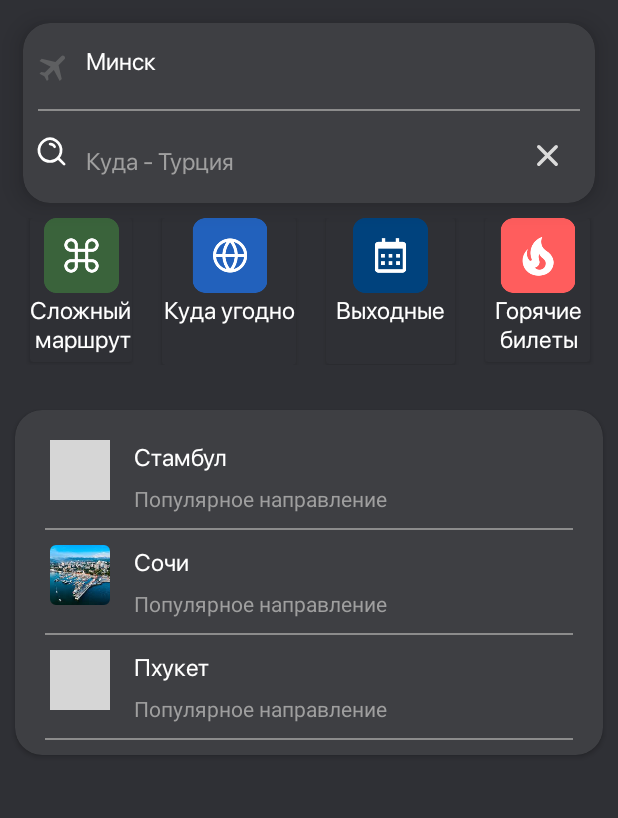
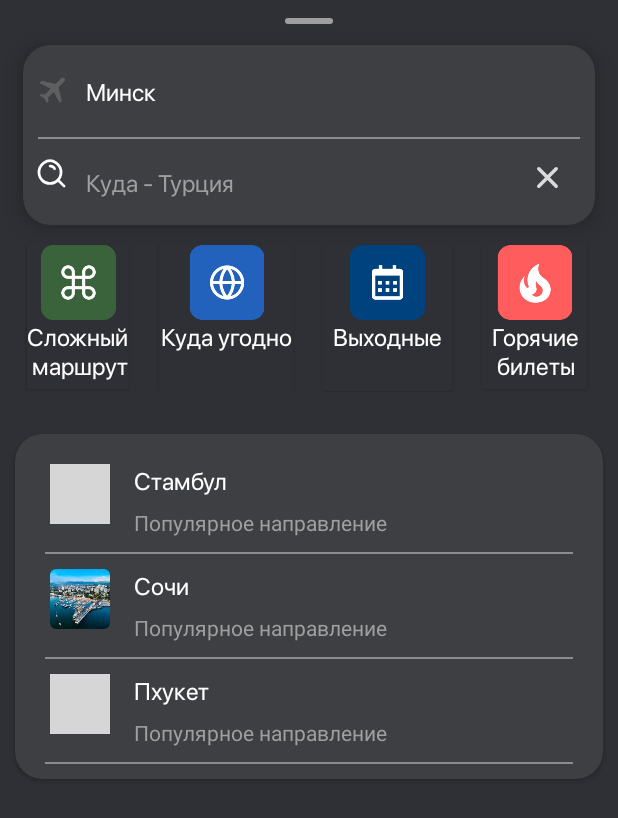
Before and after one commit to xdrenn/EffectiveMobileTest, an Android app: the layout fragment_search.xml on its own in the app's theme, with its tools: preview values and no code run, on a phone screen of 412 x 824 dp. Shown: the top 818 px of the screen. Run offline under Robolectric (Android 15) with nearby library versions, the phone set to English and light mode, and no system bars; grey boxes are pictures that could not be loaded.

```diff
--- a/app/src/main/AndroidManifest.xml
+++ b/app/src/main/AndroidManifest.xml
@@ -16,7 +16,7 @@
         android:theme="@style/Theme.EffectiveMobileTest"
         tools:targetApi="31">
         <activity
-            android:name=".MainActivity"
+            android:name=".presentation.ui.MainActivity"
             android:exported="true"
             android:label="@string/app_name">
             <intent-filter>
--- a/app/src/main/java/com/example/effectivemobiletest/presentation/ui/search/SearchViewModel.kt
+++ b/app/src/main/java/com/example/effectivemobiletest/presentation/ui/search/SearchViewModel.kt
@@ -6,7 +6,6 @@ import kotlinx.coroutines.flow.MutableStateFlow
 import kotlinx.coroutines.flow.asStateFlow
 
 
-@HiltViewModel
 class SearchViewModel : ViewModel() {
 
     private val _cityFrom = MutableStateFlow("")
--- a/app/src/main/java/com/example/effectivemobiletest/SelectedCityFragment.kt
+++ b/app/src/main/java/com/example/effectivemobiletest/presentation/ui/selected/SelectedCityFragment.kt
@@ -1,10 +1,11 @@
-package com.example.effectivemobiletest
+package com.example.effectivemobiletest.presentation.ui.selected
 
 import android.os.Bundle
 import androidx.fragment.app.Fragment
 import android.view.LayoutInflater
 import android.view.View
 import android.view.ViewGroup
+import com.example.effectivemobiletest.R
 
 // TODO: Rename parameter arguments, choose names that match
 // the fragment initialization parameters, e.g. ARG_ITEM_NUMBER
--- a/app/src/main/java/com/example/effectivemobiletest/TicketsFragment.kt
+++ b/app/src/main/java/com/example/effectivemobiletest/presentation/ui/tickets/TicketsFragment.kt
@@ -1,10 +1,11 @@
-package com.example.effectivemobiletest
+package com.example.effectivemobiletest.presentation.ui.tickets
 
 import android.os.Bundle
 import androidx.fragment.app.Fragment
 import android.view.LayoutInflater
 import android.view.View
 import android.view.ViewGroup
+import com.example.effectivemobiletest.R
 
 // TODO: Rename parameter arguments, choose names that match
 // the fragment initialization parameters, e.g. ARG_ITEM_NUMBER
--- a/app/src/main/java/com/example/effectivemobiletest/utils/Constants.kt
+++ b/app/src/main/java/com/example/effectivemobiletest/utils/Constants.kt
@@ -3,4 +3,5 @@ package com.example.effectivemobiletest.utils
 object Constants {
     const val BASE_URL: String = "https://run.mocky.io/v3/"
     const val OFFERS_API: String = "ad9a46ba-276c-4a81-88a6-c068e51cce3a"
+    val EDIT_TEXT_KEY = "edit_text_key"
 }
--- a/app/src/main/res/layout/fragment_search.xml
+++ b/app/src/main/res/layout/fragment_search.xml
@@ -8,21 +8,22 @@
     android:background="@color/dark_gray">
 
     <com.google.android.material.bottomsheet.BottomSheetDragHandleView
-        android:id="@+id/bottomSheetDragHandleView"
+        style="@style/BottomSheetDragHandle"
         android:layout_width="match_parent"
-        android:layout_height="match_parent"
+        android:layout_height="wrap_content"
         app:layout_constraintBottom_toBottomOf="parent"
         app:layout_constraintEnd_toEndOf="parent"
         app:layout_constraintHorizontal_bias="0.0"
         app:layout_constraintStart_toStartOf="parent"
         app:layout_constraintTop_toTopOf="parent"
-        app:layout_constraintVertical_bias="0.021" />
+        app:layout_constraintVertical_bias="0.0" />
 
     <LinearLayout
         android:id="@+id/linearLayout"
         android:layout_width="match_parent"
         android:layout_height="wrap_content"
-        android:padding="10dp"
+        android:padding="8dp"
+        android:layout_marginTop="5dp"
         app:layout_constraintTop_toBottomOf="@+id/cardView">
 
         <androidx.cardview.widget.CardView
@@ -181,7 +182,7 @@
             android:layout_width="match_parent"
             android:layout_height="120dp"
             android:layout_marginStart="15dp"
-            android:layout_marginTop="15dp"
+            android:layout_marginTop="30dp"
             android:layout_marginEnd="15dp"
             android:layout_marginBottom="15dp"
             app:cardBackgroundColor="@color/light_gray"
@@ -219,19 +220,15 @@
                     app:layout_constraintTop_toTopOf="parent"
                     app:layout_constraintVertical_bias="0.786" />
 
-                <EditText
+                <TextView
                     android:id="@+id/search_ed_from"
                     style="@style/RegularText"
-                    android:layout_width="0dp"
-                    android:layout_height="49dp"
+                    android:layout_width="328dp"
+                    android:layout_height="37dp"
                     android:layout_marginStart="8dp"
+                    android:layout_marginTop="20dp"
                     android:layout_marginEnd="5dp"
-                    android:background="@null"
-                    android:inputType="text|textCapWords"
-                    android:maxLines="1"
                     android:text="@string/minsk"
-                    android:textAppearance="@style/RegularText"
-                    android:textColorHint="@color/bright_gray"
                     app:layout_constraintEnd_toEndOf="parent"
                     app:layout_constraintHorizontal_bias="0.0"
                     app:layout_constraintStart_toEndOf="@+id/imageView"
@@ -251,6 +248,7 @@
 
                 <EditText
                     android:id="@+id/search_ed_to"
+                    style="@style/RegularText"
                     android:layout_width="0dp"
                     android:layout_height="49dp"
                     android:layout_marginStart="8dp"
@@ -271,13 +269,14 @@
                     android:id="@+id/delete_search"
                     android:layout_width="15dp"
                     android:layout_height="15dp"
+                    android:layout_marginTop="14dp"
                     android:layout_marginEnd="24dp"
                     android:layout_marginBottom="24dp"
                     android:contentDescription="@string/delete_icon"
                     android:src="@drawable/remove_icon"
                     app:layout_constraintBottom_toBottomOf="parent"
                     app:layout_constraintEnd_toEndOf="parent"
-                    app:layout_constraintTop_toBottomOf="sea"
+                    app:layout_constraintTop_toTopOf="@+id/search_ed_to"
                     app:layout_constraintVertical_bias="0.444" />
 
 
--- a/app/src/main/res/layout/fragment_selected_city.xml
+++ b/app/src/main/res/layout/fragment_selected_city.xml
@@ -4,7 +4,7 @@
     android:layout_width="match_parent"
     android:layout_height="match_parent"
     xmlns:app="http://schemas.android.com/apk/res-auto"
-    tools:context=".SelectedCityFragment"
+    tools:context=".presentation.ui.selected.SelectedCityFragment"
     android:background="@color/black">
 
 
@@ -40,6 +40,7 @@
 
             <EditText
                 android:id="@+id/city_from"
+                style="@style/RegularText"
                 android:layout_width="0dp"
                 android:layout_height="49dp"
                 android:layout_marginStart="8dp"
@@ -69,6 +70,7 @@
 
             <EditText
                 android:id="@+id/city_to"
+                style="@style/RegularText"
                 android:layout_width="0dp"
                 android:layout_height="49dp"
                 android:layout_marginStart="8dp"
--- a/app/src/main/res/layout/fragment_tickets.xml
+++ b/app/src/main/res/layout/fragment_tickets.xml
@@ -4,7 +4,7 @@
     android:layout_width="match_parent"
     android:layout_height="match_parent"
     xmlns:app="http://schemas.android.com/apk/res-auto"
-    tools:context=".TicketsFragment"
+    tools:context=".presentation.ui.tickets.TicketsFragment"
     android:background="@color/black">
 
     <androidx.cardview.widget.CardView
--- a/app/src/main/res/values/themes.xml
+++ b/app/src/main/res/values/themes.xml
@@ -64,4 +64,9 @@
         <item name="android:textAppearance">@style/RegularItalicText</item>
         <item name="cornerRadius">@dimen/toggle_button_corner_radius</item>
     </style>
+
+    <!--Bottom Sheet style-->
+    <style name="BottomSheetDragHandle" parent="Widget.Material3.BottomSheet.DragHandle">
+        <item name="tint">@color/bright_gray</item>
+    </style>
 </resources>
```
Also changed, not shown: app/src/main/java/com/example/effectivemobiletest/presentation/ui/MainActivity.kt (renamed from app/src/main/java/com/example/effectivemobiletest/MainActivity.kt, +14 -4 lines), app/src/main/java/com/example/effectivemobiletest/presentation/ui/home/HomeFragment.kt (+45 -2 lines), app/src/main/java/com/example/effectivemobiletest/presentation/ui/home/HomeViewModel.kt (+7 -0 lines), app/src/main/java/com/example/effectivemobiletest/presentation/ui/search/SearchFragment.kt (+26 -23 lines), app/src/main/res/layout/fragment_home.xml (+9 -9 lines).
